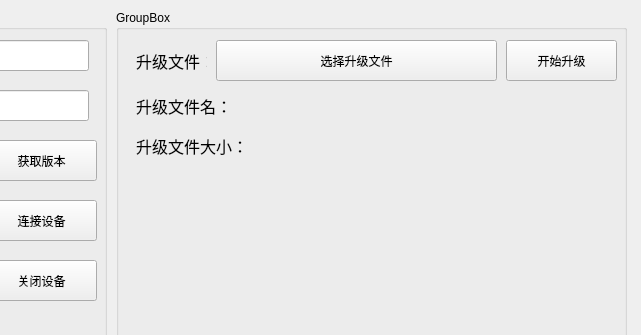
Qt form SoftWare/PCTool/AdvancedClock/OTA.ui (ZhangYiXiSucceed/Advanced-Clock) before a commit; both pictures show x 144 to 785 and y 0 to 335 of the 785 by 561 pixel window.
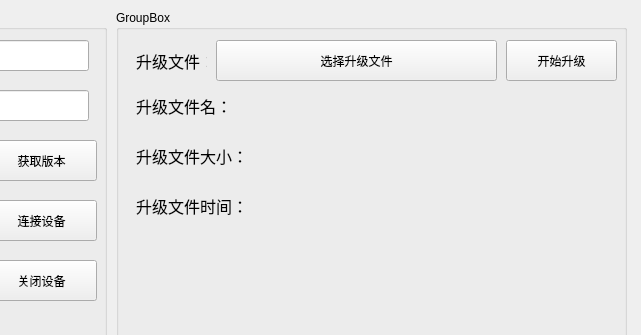
The same form after that commit.

The edit to the form file:
```diff
--- a/SoftWare/PCTool/AdvancedClock/OTA.ui
+++ b/SoftWare/PCTool/AdvancedClock/OTA.ui
@@ -306,7 +306,7 @@
     <property name="geometry">
      <rect>
       <x>20</x>
-      <y>120</y>
+      <y>130</y>
       <width>111</width>
       <height>31</height>
      </rect>
@@ -324,7 +324,43 @@
     <property name="geometry">
      <rect>
       <x>130</x>
-      <y>120</y>
+      <y>140</y>
+      <width>371</width>
+      <height>31</height>
+     </rect>
+    </property>
+    <property name="font">
+     <font>
+      <pointsize>12</pointsize>
+     </font>
+    </property>
+    <property name="text">
+     <string/>
+    </property>
+   </widget>
+   <widget class="QLabel" name="UpgradBinFileDateTimeLable">
+    <property name="geometry">
+     <rect>
+      <x>20</x>
+      <y>180</y>
+      <width>111</width>
+      <height>31</height>
+     </rect>
+    </property>
+    <property name="font">
+     <font>
+      <pointsize>12</pointsize>
+     </font>
+    </property>
+    <property name="text">
+     <string>升级文件时间：</string>
+    </property>
+   </widget>
+   <widget class="QLabel" name="UpgradBinFileTimeDate">
+    <property name="geometry">
+     <rect>
+      <x>130</x>
+      <y>180</y>
       <width>371</width>
       <height>31</height>
      </rect>
```
